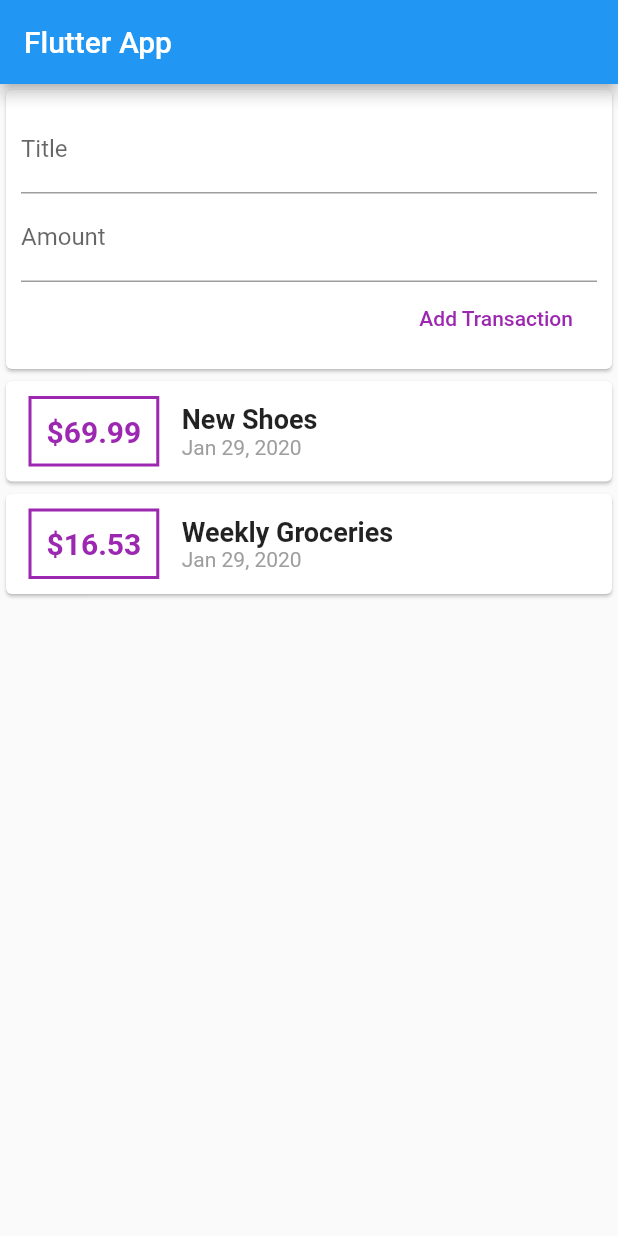
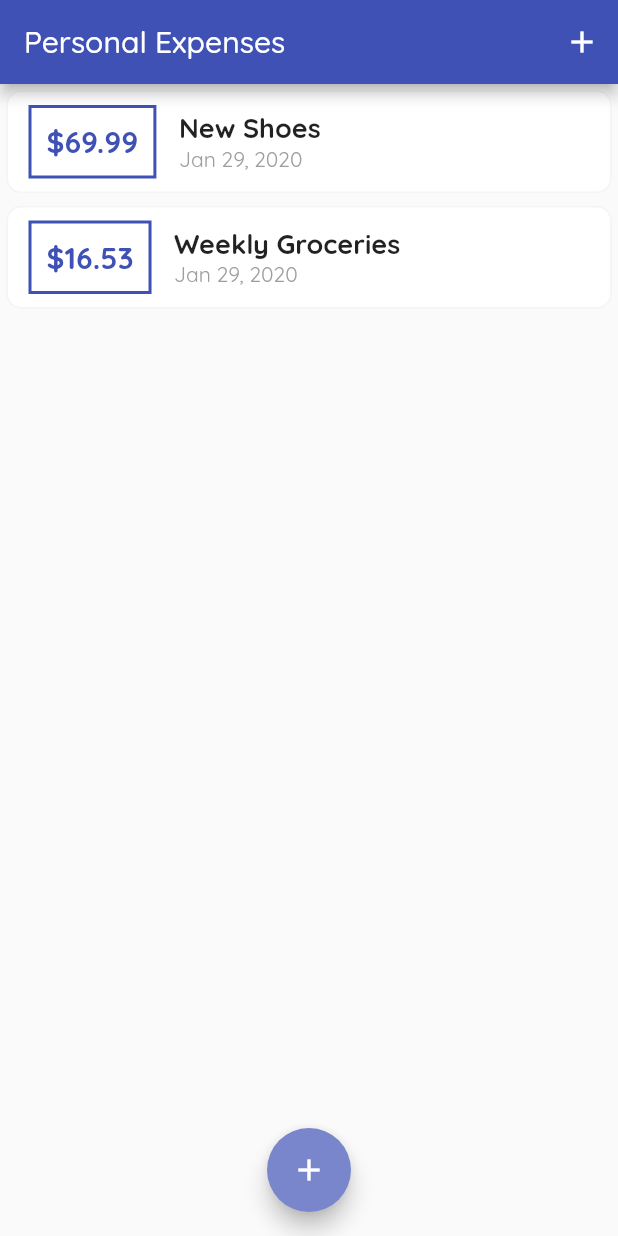
Before and after one commit to Ddarkbooked/FlutterStudy, a Flutter app: the screen it shows after launch, on a phone screen of 412 x 824 dp. Run offline on Flutter 3.47's test engine with Material 2 defaults, Android fonts, the phone set to English and light mode, and no system bars.

Commit message:
some new changes

```diff
--- a/lib/main.dart
+++ b/lib/main.dart
@@ -1,5 +1,7 @@
 import 'package:flutter/material.dart';
-import 'package:study/widgets/user_transactions.dart';
+import 'package:study/widgets/transaction_list.dart';
+import './widgets/new_transaction.dart';
+import 'models/transactions.dart';
 
 void main() => runApp(MyApp());
 
@@ -7,21 +9,82 @@ class MyApp extends StatelessWidget {
   @override
   Widget build(BuildContext context) {
     return MaterialApp(
+      title: 'Personal Expenses',
+      theme: ThemeData(
+        primarySwatch: Colors.indigo,
+        accentColor: Colors.indigo[300],
+        fontFamily: 'Quicksand'
+      ),
       home: MyHomePage(),
     );
   }
 }
 
-class MyHomePage extends StatelessWidget {
-  final titleController = TextEditingController();
-  final amountController = TextEditingController();
+class MyHomePage extends StatefulWidget {
+  @override
+  _MyHomePageState createState() => _MyHomePageState();
+}
+
+class _MyHomePageState extends State<MyHomePage> {
+  final List<Transaction> _userTransactions = [
+    Transaction(
+      id: 't1',
+      title: 'New Shoes',
+      amount: 69.99,
+      date: DateTime.now(),
+    ),
+    Transaction(
+      id: 't2',
+      title: 'Weekly Groceries',
+      amount: 16.53,
+      date: DateTime.now(),
+    ),
+  ];
+
+  void _addNewTransaction(String txTitle, double txAmount) {
+    final newTx = Transaction(
+      title: txTitle,
+      amount: txAmount,
+      date: DateTime.now(),
+      id: DateTime.now().toString(),
+    );
+
+    setState(() {
+      _userTransactions.add(newTx);
+    });
+  }
+
+  void _startAddNewTransaction(BuildContext ctx) {
+    showModalBottomSheet(
+      context: ctx,
+      builder: (_) {
+        return GestureDetector(
+          child: NewTransaction(_addNewTransaction),
+        );
+      },
+    );
+  }
 
   @override
   Widget build(BuildContext context) {
     return Scaffold(
-        appBar: AppBar(
-          title: Text('Flutter App'),
-        ),
-        body: SingleChildScrollView(child: UserTransactions()));
+      appBar: AppBar(
+        title: Text('Personal Expenses'),
+        actions: <Widget>[
+          IconButton(
+            icon: Icon(Icons.add),
+            onPressed: () => _startAddNewTransaction(context),
+          )
+        ],
+      ),
+      body: SingleChildScrollView(
+        child: TransactionList(_userTransactions),
+      ),
+      floatingActionButtonLocation: FloatingActionButtonLocation.centerFloat,
+      floatingActionButton: FloatingActionButton(
+        child: Icon(Icons.add),
+        onPressed: () => _startAddNewTransaction(context),
+      ),
+    );
   }
 }
--- a/lib/widgets/transaction_list.dart
+++ b/lib/widgets/transaction_list.dart
@@ -11,27 +11,34 @@ class TransactionList extends StatelessWidget {
   Widget build(BuildContext context) {
     return Container(
       height: 300,
-      child: SingleChildScrollView(
-        child: Column(
-          children: transactions.map((tx) {
+      child: ListView.builder(
+        itemBuilder: (ctx, index) {
           return Card(
+            elevation: 0,
+            shape: RoundedRectangleBorder(
+              borderRadius: BorderRadius.circular(10),
+              side: BorderSide(
+                color: Colors.grey[100],
+                width: 1.4,
+              ),
+            ),
             child: Row(
               children: <Widget>[
                 Container(
                   margin: EdgeInsets.symmetric(vertical: 10, horizontal: 15),
                   decoration: BoxDecoration(
                     border: Border.all(
-                        color: Colors.purple,
+                      color: Theme.of(context).primaryColor,
                       width: 2,
                     ),
                   ),
                   padding: EdgeInsets.all(10),
                   child: Text(
-                      '\$${tx.amount}',
+                    '\$${transactions[index].amount.toStringAsFixed(2)}',
                     style: TextStyle(
                       fontWeight: FontWeight.bold,
                       fontSize: 20,
-                        color: Colors.purple,
+                      color: Theme.of(context).primaryColor,
                     ),
                   ),
                 ),
@@ -39,12 +46,12 @@ class TransactionList extends StatelessWidget {
                   crossAxisAlignment: CrossAxisAlignment.start,
                   children: <Widget>[
                     Text(
-                        tx.title,
-                        style: TextStyle(
-                            fontSize: 18, fontWeight: FontWeight.bold),
+                      transactions[index].title,
+                      style:
+                          TextStyle(fontSize: 18, fontWeight: FontWeight.bold),
                     ),
                     Text(
-                        DateFormat.yMMMd().format(tx.date),
+                      DateFormat.yMMMd().format(transactions[index].date),
                       style: TextStyle(color: Colors.grey),
                     )
                   ],
@@ -52,8 +59,8 @@ class TransactionList extends StatelessWidget {
               ],
             ),
           );
-          }).toList(),
-        ),
+        },
+        itemCount: transactions.length,
       ),
     );
   }
--- a/lib/widgets/user_transactions.dart
+++ /dev/null
@@ -1,50 +0,0 @@
-import 'package:flutter/material.dart';
-import '../models/transactions.dart';
-import '../widgets/new_transaction.dart';
-import '../widgets/transaction_list.dart';
-
-class UserTransactions extends StatefulWidget {
-  @override
-  _UserTransactionsState createState() => _UserTransactionsState();
-}
-
-class _UserTransactionsState extends State<UserTransactions> {
-  final List<Transaction> _userTransactions = [
-    Transaction(
-      id: 't1',
-      title: 'New Shoes',
-      amount: 69.99,
-      date: DateTime.now(),
-    ),
-    Transaction(
-      id: 't2',
-      title: 'Weekly Groceries',
-      amount: 16.53,
-      date: DateTime.now(),
-    ),
-  ];
-
-  void _addNewTransaction(String txTitle, double txAmount) {
-    final newTx = Transaction(
-      title: txTitle,
-      amount: txAmount,
-      date: DateTime.now(),
-      id: DateTime.now().toString(),
-    );
-
-    setState(() {
-      _userTransactions.add(newTx);
-    });
-  }
-
-  @override
-  Widget build(BuildContext context) {
-    return Column(
-      crossAxisAlignment: CrossAxisAlignment.stretch,
-      children: <Widget>[
-        NewTransaction(_addNewTransaction),
-        TransactionList(_userTransactions),
-      ],
-    );
-  }
-}
```
Also changed, not shown: lib/widgets/new_transaction.dart (+39 -13 lines), pubspec.yaml (+12 -6 lines), lib/assets/fonts/OpenSans-Bold.ttf (added), lib/assets/fonts/OpenSans-Regular.ttf (added), lib/assets/fonts/Quicksand-Bold.ttf (added), lib/assets/fonts/Quicksand-Light.ttf (added), lib/assets/fonts/Quicksand-Medium.ttf (added), lib/assets/fonts/Quicksand-Regular.ttf (added), pubspec.lock, 1 other file. Lines whose indentation alone changed are shown as unchanged.
